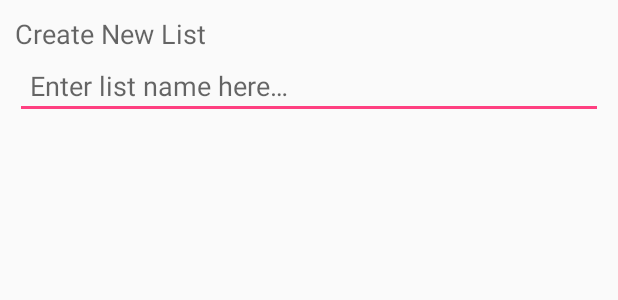
After one commit to barsKii/FlatApplication-SDP-GRP3, an Android app: the layout input_dialog.xml on its own in the app's theme, with its tools: preview values and no code run, on a phone screen of 412 x 824 dp. The commit adds this screen. Shown: the top 300 px of the screen. Run offline under Robolectric (Android 15) with nearby library versions, the phone set to English and light mode, and no system bars.

Commit message:
added the functionality to create a shopping list. Fixed bugs in multiple areas.

```diff
--- a/app/src/main/java/com/sdpcrew/android/flatapp/MainActivity.java
+++ b/app/src/main/java/com/sdpcrew/android/flatapp/MainActivity.java
@@ -4,12 +4,10 @@ import android.content.Intent;
 import android.support.v7.app.AppCompatActivity;
 import android.os.Bundle;
 import android.view.View;
-import android.widget.Button;
 import android.widget.ImageButton;
 
 public class MainActivity extends AppCompatActivity {
 
-    private ImageButton mGroceryButton;
     private ImageButton mCalendarButton;
     private ImageButton mTasksButton;
     private ImageButton mBillsButton;
@@ -21,9 +19,6 @@ public class MainActivity extends AppCompatActivity {
         setContentView(R.layout.activity_main);
 
         // All buttons initialized to the linked button, no listener as of yet. Coolies
-        // LEAVE GROCERY AS IS. DON'T ADD LISTENER.
-        mGroceryButton = (ImageButton) findViewById(R.id.shopping_list_button);
-
         mCalendarButton = (ImageButton) findViewById(R.id.calendar_button);
         mTasksButton = (ImageButton) findViewById(R.id.tasks_button);
         mBillsButton = (ImageButton) findViewById(R.id.bills_button);
--- a/app/src/main/java/com/sdpcrew/android/flatapp/SingleListActivity.java
+++ b/app/src/main/java/com/sdpcrew/android/flatapp/SingleListActivity.java
@@ -14,6 +14,8 @@ public class SingleListActivity extends ListActivity {
         super.onCreate(savedInstanceState);
 
         list = getIntent().getExtras().getStringArrayList("list");
-        setListAdapter(new ArrayAdapter(this, R.layout.activity_list, list));
+        if(list != null) {
+            setListAdapter(new ArrayAdapter<>(this, R.layout.text_view, list));
+        }
     }
 }
--- /dev/null
+++ b/app/src/main/res/layout/input_dialog.xml
@@ -0,0 +1,21 @@
+<?xml version="1.0" encoding="utf-8"?>
+<LinearLayout xmlns:android="http://schemas.android.com/apk/res/android"
+    android:orientation="vertical"
+    android:layout_width="match_parent"
+    android:layout_height="wrap_content"
+    android:padding="10dp">
+
+    <TextView
+        android:layout_width="wrap_content"
+        android:layout_height="wrap_content"
+        android:textAppearance="?android:attr/textAppearanceMedium"
+        android:text="@string/new_list_heading" />
+
+    <EditText
+        android:id="@+id/editText"
+        android:layout_width="fill_parent"
+        android:layout_height="wrap_content"
+        android:hint="@string/new_list_hint"
+        android:padding="10dp"
+        android:textColor="#000000"/>
+</LinearLayout>
--- a/app/src/main/res/values/strings.xml
+++ b/app/src/main/res/values/strings.xml
@@ -1,4 +1,6 @@
 <resources>
     <string name="app_name">FlatApp</string>
     <string name="title_activity_shopping_list">ShoppingListActivity</string>
+    <string name="new_list_heading">Create New List</string>
+    <string name="new_list_hint">Enter list name here…</string>
 </resources>
```
Also changed, not shown: app/src/main/java/com/sdpcrew/android/flatapp/ShoppingListsActivity.java (+45 -30 lines), app/src/main/res/layout/activity_list.xml (deleted, +0 -9 lines), app/src/main/res/layout/activity_main.xml (+33 -33 lines), app/src/main/res/layout/activity_shopping_list.xml (+31 -8 lines), app/src/main/res/layout/text_view.xml (added, +10 -0 lines).
